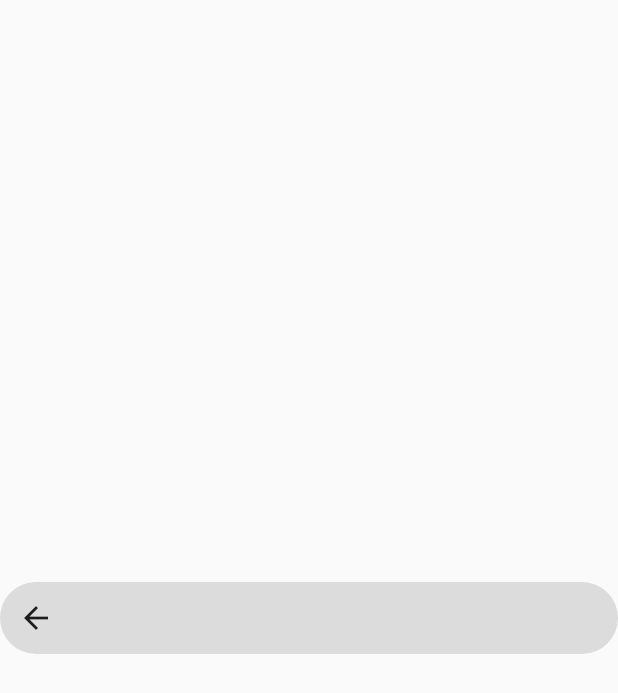
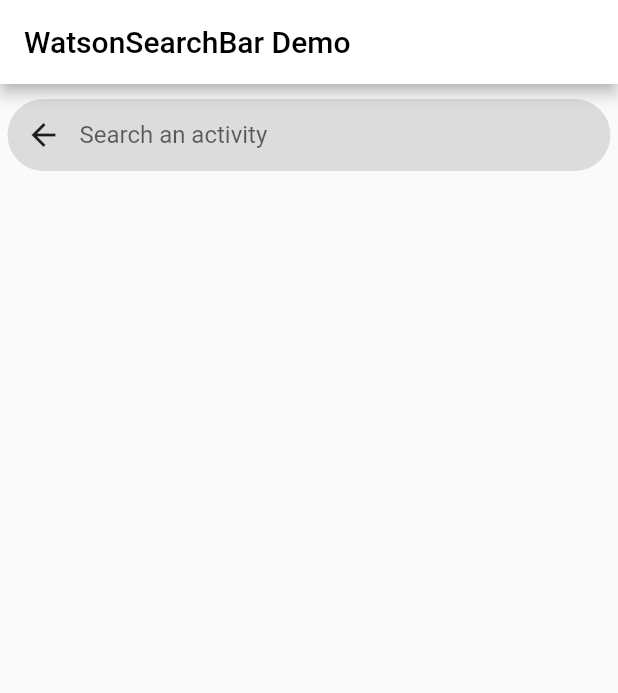
Before and after one commit to antoninhrlt/sherlock, a Flutter app: the screen it shows after launch, after a tap on the "search" icon, on a phone screen of 412 x 824 dp. Shown: the top 693 px of the screen. Run offline on Flutter 3.47's test engine with Material 2 defaults, Android fonts, the phone set to English and light mode, and no system bars; our stand-ins replace diacritic.

Commit message:
First attempt to display results

```diff
--- a/example/watson/lib/main.dart
+++ b/example/watson/lib/main.dart
@@ -1,22 +1,97 @@
-import 'package:flutter/cupertino.dart';
 import 'package:flutter/material.dart';
-import 'package:sherlock/widget/input.dart';
+import 'package:sherlock/sherlock.dart';
 import 'package:sherlock/widget/watson.dart';
 
 void main() {
+  final activities = [
+    {
+      'title': 'Sport with Jimmy',
+    },
+    {
+      'title': 'Gym in London',
+      'description': 'Come and do sport !',
+    },
+    {
+      'title': 'Skydiving',
+      'categories': ['sport', 'extreme'],
+    },
+    {
+      'title': 'Coding camp',
+    }
+  ];
+
+  final sherlock = Sherlock(elements: activities);
+
   runApp(
-    const MaterialApp(
-      title: "Watson search bar demo",
+    MaterialApp(
+      title: 'Watson search bar demo',
       home: Scaffold(
-        body: Center(
+        appBar: AppBar(
+          title: const Text('WatsonSearchBar Demo'),
+          backgroundColor: Colors.white,
+          foregroundColor: Colors.black,
+        ),
+        body: Container(
+          padding: const EdgeInsets.fromLTRB(5.0, 10.0, 5.0, 0.0),
           child: WatsonSearchBar(
-            iconized: true,
-            searchInput: SearchInput(
-              hintText: "Type here your search",
-            ),
+            onSubmit: (submittedText) {
+              sherlock.search(input: submittedText);
+              debugPrint('(results) ${sherlock.results}');
+              return sherlock;
+            },
+            onTextChanged: (textChanged) {
+              debugPrint('(textChanged) $textChanged');
+            },
+            buildResults: (sherlock) => Results(sherlock: sherlock),
+            hintText: 'Search an activity',
+            iconize: true,
+            initiallyIconized: true,
           ),
         ),
       ),
     ),
   );
 }
+
+class Results extends StatelessWidget {
+  final Sherlock sherlock;
+
+  const Results({
+    super.key,
+    required this.sherlock,
+  });
+
+  @override
+  Widget build(BuildContext context) {
+    List<Result> results = [];
+    debugPrint('result: ${results}');
+
+    for (final result in sherlock.results) {
+      results.add(Result(result: result));
+    }
+
+    return Column(children: results);
+  }
+}
+
+class Result extends StatelessWidget {
+  final Map<String, dynamic> result;
+
+  const Result({
+    super.key,
+    required this.result,
+  });
+
+  @override
+  Widget build(BuildContext context) {
+    return Container(
+      padding: const EdgeInsets.all(10.0),
+      child: Column(
+        children: [
+          Text(result['title']),
+          Text(result['description']),
+        ],
+      ),
+    );
+  }
+}
```
